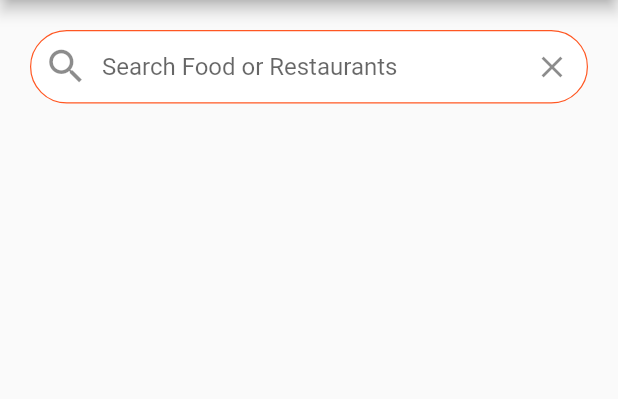
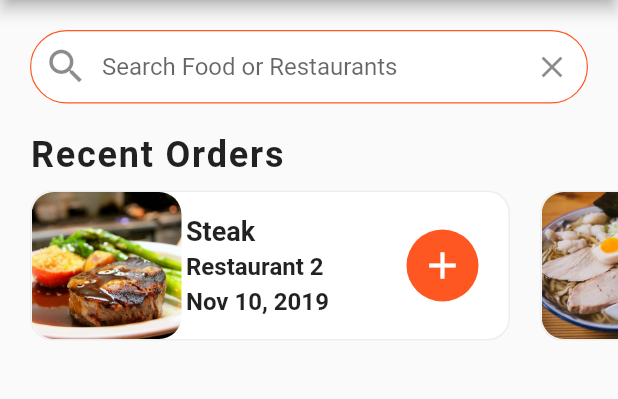
Before and after one commit to sebastienBellon/food_delivery_flutter, a Flutter app: the screen it shows after launch, on a phone screen of 412 x 824 dp, the part 84-483 px from its top. Run offline on Flutter 3.47's test engine with Material 2 defaults, Android fonts, the phone set to English and light mode, and no system bars.

Commit message:
✨  add recent orders widget

```diff
--- a/lib/screens/home_screen.dart
+++ b/lib/screens/home_screen.dart
@@ -1,6 +1,7 @@
 import 'package:flutter/material.dart';
 
 import '../data/data.dart';
+import '../widgets/recent_orders.dart';
 
 class HomeScreen extends StatefulWidget {
   HomeScreen({Key? key}) : super(key: key);
@@ -34,7 +35,7 @@ class _HomeScreenState extends State<HomeScreen> {
         ],
       ),
       body: ListView(
-        children: [
+        children: <Widget>[
           Padding(
             padding: EdgeInsets.all(20.0),
             child: TextField(
@@ -63,7 +64,8 @@ class _HomeScreenState extends State<HomeScreen> {
                     onPressed: () {},
                   )),
             ),
-          )
+          ),
+          RecentOrders(),
         ],
       ),
     );
--- /dev/null
+++ b/lib/widgets/recent_orders.dart
@@ -0,0 +1,130 @@
+import 'package:flutter/material.dart';
+import 'package:flutter_food_delivery_ui/data/data.dart';
+
+import '../models/order.dart';
+
+class RecentOrders extends StatelessWidget {
+  const RecentOrders({Key? key}) : super(key: key);
+
+  _buildRecentOrder(BuildContext context, Order order) {
+    return Container(
+      margin: EdgeInsets.all(10.0),
+      width: 320.0,
+      decoration: BoxDecoration(
+        color: Colors.white,
+        borderRadius: BorderRadius.circular(15.0),
+        border: Border.all(
+          width: 1.0,
+          color: Colors.grey[200]!,
+        ),
+      ),
+      child: Row(
+        mainAxisAlignment: MainAxisAlignment.spaceBetween,
+        children: [
+          Expanded(
+            child: Row(
+              children: [
+                ClipRRect(
+                  borderRadius: BorderRadius.circular(15.0),
+                  child: Image(
+                      height: 100.0,
+                      width: 100.0,
+                      image: AssetImage(order.food.imageUrl),
+                      fit: BoxFit.cover),
+                ),
+                Expanded(
+                  child: Container(
+                    margin: EdgeInsets.all(3.0),
+                    child: Column(
+                      mainAxisAlignment: MainAxisAlignment.center,
+                      crossAxisAlignment: CrossAxisAlignment.start,
+                      children: [
+                        Text(
+                          order.food.name,
+                          style: TextStyle(
+                            fontSize: 18.0,
+                            fontWeight: FontWeight.bold,
+                          ),
+                          overflow: TextOverflow.ellipsis,
+                        ),
+                        SizedBox(
+                          height: 4.0,
+                        ),
+                        Text(
+                          order.restaurant.name,
+                          style: TextStyle(
+                            fontSize: 16.0,
+                            fontWeight: FontWeight.w600,
+                          ),
+                          overflow: TextOverflow.ellipsis,
+                        ),
+                        SizedBox(
+                          height: 4.0,
+                        ),
+                        Text(
+                          order.date,
+                          style: TextStyle(
+                            fontSize: 16.0,
+                            fontWeight: FontWeight.w600,
+                          ),
+                          overflow: TextOverflow.ellipsis,
+                        ),
+                      ],
+                    ),
+                  ),
+                ),
+              ],
+            ),
+          ),
+          Container(
+            margin: EdgeInsets.only(right: 20.0),
+            width: 48.0,
+            decoration: BoxDecoration(
+              color: Theme.of(context).primaryColor,
+              borderRadius: BorderRadius.circular(30.0),
+            ),
+            child: IconButton(
+              icon: Icon(Icons.add),
+              iconSize: 30.0,
+              color: Colors.white,
+              onPressed: () {},
+            ),
+          ),
+        ],
+      ),
+    );
+  }
+
+  @override
+  Widget build(BuildContext context) {
+    return Column(
+      crossAxisAlignment: CrossAxisAlignment.start,
+      children: [
+        Padding(
+          padding: const EdgeInsets.symmetric(horizontal: 20.0),
+          child: Text(
+            'Recent Orders',
+            style: TextStyle(
+              fontSize: 24.0,
+              fontWeight: FontWeight.w600,
+              letterSpacing: 1.2,
+            ),
+          ),
+        ),
+        Container(
+          height: 120.0,
+          child: ListView.builder(
+            physics: BouncingScrollPhysics(), // for android only
+            padding: EdgeInsets.only(left: 10.0),
+            scrollDirection: Axis.horizontal,
+            itemCount: currentUser.orders.length,
+            itemBuilder: (BuildContext context, int index) {
+              Order order = currentUser.orders[index];
+              return _buildRecentOrder(context, order);
+            },
+          ),
+        ),
+      ],
+    );
+  }
+}
```
